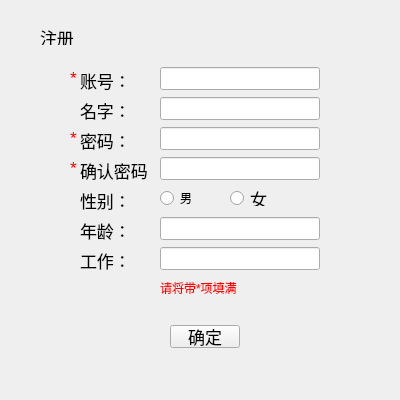
This is registered.ui in kangwenyun/batch_acquisition_system_qt_before as Qt 5 draws it before an edit. The edited form follows.
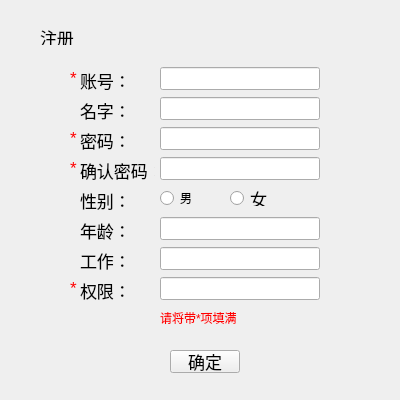
This is the edited form.

Commit message: registered dbhelper

Diff of the .ui file:
```diff
--- a/registered.ui
+++ b/registered.ui
@@ -300,7 +300,7 @@
    <property name="geometry">
     <rect>
      <x>170</x>
-     <y>325</y>
+     <y>350</y>
      <width>70</width>
      <height>23</height>
     </rect>
@@ -313,7 +313,7 @@
    <property name="geometry">
     <rect>
      <x>160</x>
-     <y>280</y>
+     <y>310</y>
      <width>81</width>
      <height>15</height>
     </rect>
@@ -330,6 +330,45 @@
     <string>请将带*项填满！</string>
    </property>
   </widget>
+  <widget class="QLabel" name="level_label">
+   <property name="geometry">
+    <rect>
+     <x>80</x>
+     <y>280</y>
+     <width>45</width>
+     <height>20</height>
+    </rect>
+   </property>
+   <property name="text">
+    <string>权限：</string>
+   </property>
+  </widget>
+  <widget class="QLineEdit" name="level">
+   <property name="geometry">
+    <rect>
+     <x>160</x>
+     <y>277</y>
+     <width>160</width>
+     <height>23</height>
+    </rect>
+   </property>
+  </widget>
+  <widget class="QLabel" name="passwd_again_star_2">
+   <property name="geometry">
+    <rect>
+     <x>70</x>
+     <y>280</y>
+     <width>8</width>
+     <height>16</height>
+    </rect>
+   </property>
+   <property name="styleSheet">
+    <string notr="true">color: rgb(255, 0, 0);</string>
+   </property>
+   <property name="text">
+    <string>*</string>
+   </property>
+  </widget>
  </widget>
  <resources/>
  <connections/>
```
The commit also changes 4 other files.
